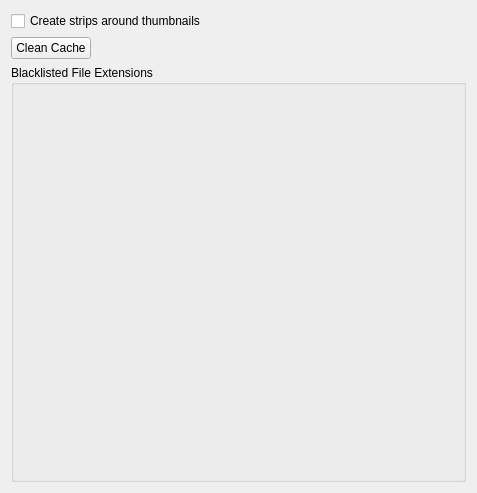
Before: the Qt Designer form src/configuration/configDialog.ui in KDE/mplayerthumbs, drawn with Qt 5.
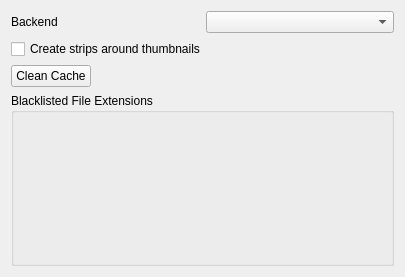
After: the same form once the commit is applied. Custom widgets are drawn as their Qt base class.

Commit message: runtime backend selection

```diff
--- a/src/configuration/configDialog.ui
+++ b/src/configuration/configDialog.ui
@@ -6,11 +6,25 @@
    <rect>
     <x>0</x>
     <y>0</y>
-    <width>477</width>
-    <height>493</height>
+    <width>405</width>
+    <height>277</height>
    </rect>
   </property>
   <layout class="QVBoxLayout" name="verticalLayout">
+   <item>
+    <layout class="QHBoxLayout" name="horizontalLayout_2">
+     <item>
+      <widget class="QLabel" name="label">
+       <property name="text">
+        <string>Backend</string>
+       </property>
+      </widget>
+     </item>
+     <item>
+      <widget class="KComboBox" name="kcfg_backend"/>
+     </item>
+    </layout>
+   </item>
    <item>
     <widget class="QCheckBox" name="kcfg_createStrips">
      <property name="text">
@@ -58,6 +72,11 @@
   </layout>
  </widget>
  <customwidgets>
+  <customwidget>
+   <class>KComboBox</class>
+   <extends>QComboBox</extends>
+   <header>kcombobox.h</header>
+  </customwidget>
   <customwidget>
    <class>KEditListBox</class>
    <extends>QGroupBox</extends>
```
The commit also changes 5 other files.
